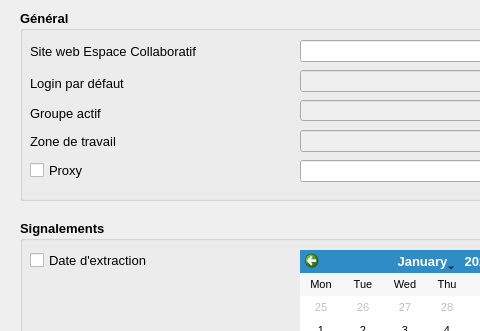
This is FormConfigurerRipart_base.ui in IGNF/espace-collaboratif-qgis-plugin as Qt 5 draws it before an edit; both pictures show x 0 to 480 and y 0 to 331 of the 861 by 693 pixel window. The edited form follows.
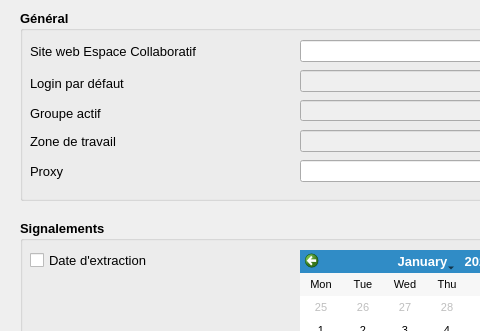
This is the edited form. Icons and pictures are not drawn.

Commit message: Suppression case a cocher proxy

```diff
--- a/FormConfigurerRipart_base.ui
+++ b/FormConfigurerRipart_base.ui
@@ -285,28 +285,15 @@
      <string>Login par défaut</string>
     </property>
    </widget>
-  </widget>
-  <widget class="QCheckBox" name="checkBoxProxy">
+   <widget class="QLabel" name="lblProxy">
    <property name="geometry">
     <rect>
-     <x>30</x>
-     <y>160</y>
-     <width>71</width>
-     <height>20</height>
-    </rect>
-   </property>
-   <property name="sizePolicy">
-    <sizepolicy hsizetype="Maximum" vsizetype="Fixed">
-     <horstretch>0</horstretch>
-     <verstretch>0</verstretch>
-    </sizepolicy>
-   </property>
-   <property name="minimumSize">
-    <size>
-     <width>0</width>
-     <height>0</height>
-    </size>
-   </property>
+      <x>10</x>
+      <y>150</y>
+      <width>51</width>
+      <height>22</height>
+     </rect>
+    </property>
    <property name="font">
     <font>
      <pointsize>10</pointsize>
@@ -314,15 +301,10 @@
      <bold>false</bold>
     </font>
    </property>
-   <property name="layoutDirection">
-    <enum>Qt::LeftToRight</enum>
-   </property>
-   <property name="autoFillBackground">
-    <bool>false</bool>
-   </property>
    <property name="text">
     <string>Proxy</string>
    </property>
+   </widget>
   </widget>
   <widget class="QGroupBox" name="groupBox_2">
    <property name="geometry">
```
Lines whose indentation alone changed are shown as unchanged. The commit also changes 1 other file.
